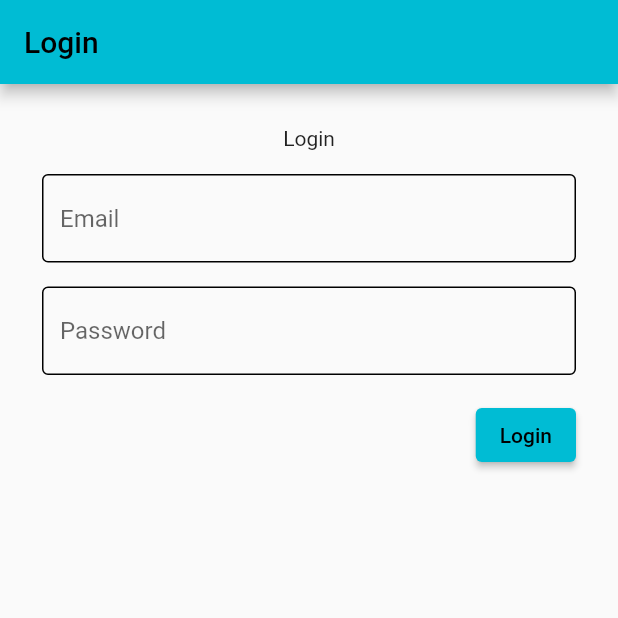
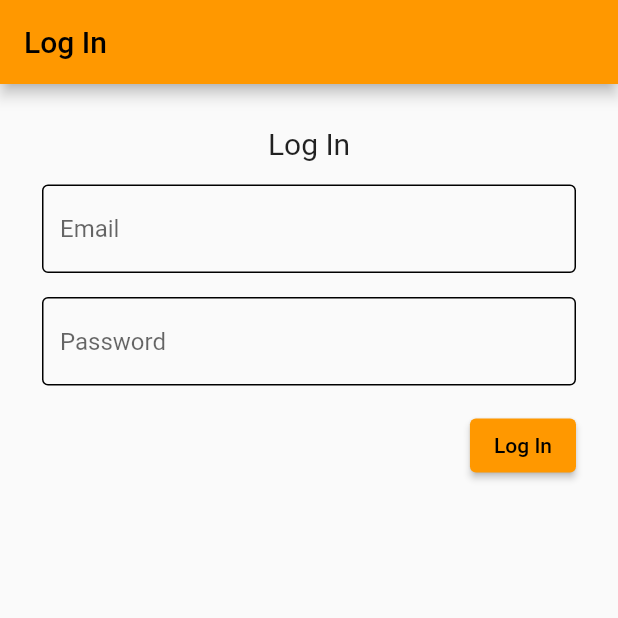
Before and after one commit to danielcornejo14/ootd, a Flutter app: the screen it shows after launch, on a phone screen of 412 x 824 dp, the top half of it. Run offline on Flutter 3.47's test engine with Material 2 defaults, Android fonts, the phone set to English and light mode, and no system bars; our stand-ins replace firebase_core; accounts and stored records are empty.

Commit message:
color refactor

```diff
--- a/ootd/lib/features/authentication/login.dart
+++ b/ootd/lib/features/authentication/login.dart
@@ -12,17 +12,20 @@ class _LoginState extends State<Login> {
   Widget build(BuildContext context) {
     return Scaffold(
         appBar: AppBar(
-          title: const Text('Login'),
+          title: const Text('Log In'),
         ),
         body: Container(
           margin: const EdgeInsets.all(20),
           child: Center(
             child: Column(
+              children: [
 
-              children: [
                 const Padding(
                   padding: EdgeInsets.all(8.0),
-                  child: Text('Login'),
+                  child: Text(
+                    'Log In',
+                    style: TextStyle(fontSize: 20),
+                  ),
                 ),
 
                 Padding(
@@ -33,23 +36,25 @@ class _LoginState extends State<Login> {
                           return 'Please enter some text';
                         }
 
-                      if(value.contains('@') && value.contains('.') && value.length > 5){
+                        if (value.contains('@') &&
+                            value.contains('.') &&
+                            value.length > 5) {
                           return null;
                         }
 
                         return null;
                       },
                       decoration: const InputDecoration(
-
                         hintText: 'Email',
                         focusedBorder: OutlineInputBorder(
-                        borderSide: BorderSide(color: Colors.cyan, width: 1.0),
+                          borderSide:
+                              BorderSide(color: Colors.orange, width: 1.0),
                         ),
                         enabledBorder: OutlineInputBorder(
-                        borderSide: BorderSide(color: Colors.black, width: 1.0),
+                          borderSide:
+                              BorderSide(color: Colors.black, width: 1.0),
                         ),
-                      )
-                    ),
+                      )),
                 ),
 
                 Padding(
@@ -59,7 +64,8 @@ class _LoginState extends State<Login> {
                     decoration: const InputDecoration(
                       hintText: 'Password',
                       focusedBorder: OutlineInputBorder(
-                        borderSide: BorderSide(color: Colors.cyan, width: 1.0),
+                        borderSide:
+                            BorderSide(color: Colors.orange, width: 1.0),
                       ),
                       enabledBorder: OutlineInputBorder(
                         borderSide: BorderSide(color: Colors.black, width: 1.0),
@@ -73,15 +79,14 @@ class _LoginState extends State<Login> {
                     child: Row(
                       mainAxisAlignment: MainAxisAlignment.end,
                       children: [
+
                         ElevatedButton(
-                        onPressed: () => {
+                          onPressed: () => {},
+                          child: const Text('Log In'),
+                        )
 
-                        },
-                        child: const Text('Login'),
-                      )
                       ],
-                  )
-                ),
+                    )),
               ],
             ),
           ),
--- a/ootd/lib/main.dart
+++ b/ootd/lib/main.dart
@@ -23,7 +23,7 @@ class MyApp extends StatelessWidget {
         // or simply save your changes to "hot reload" in a Flutter IDE).
         // Notice that the counter didn't reset back to zero; the application
         // is not restarted.
-        primarySwatch: Colors.cyan,
+        primarySwatch: Colors.orange,
       ),
       home: const Login(),
     );
```
Lines whose indentation alone changed are shown as unchanged.
